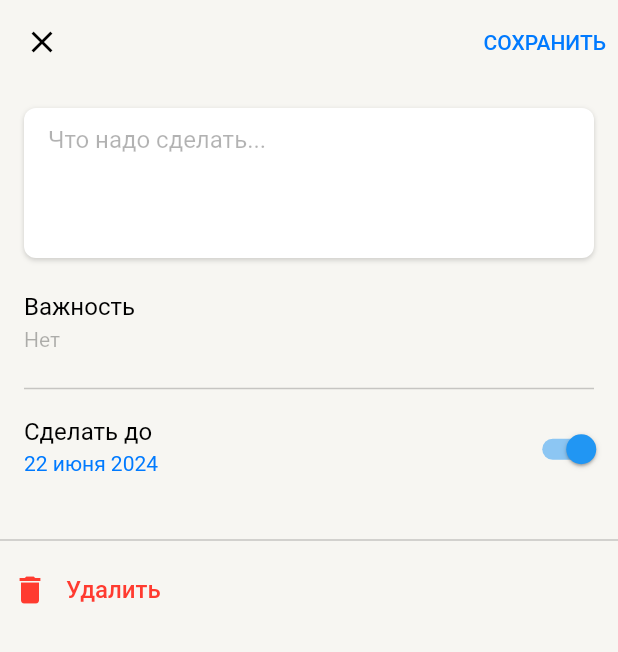
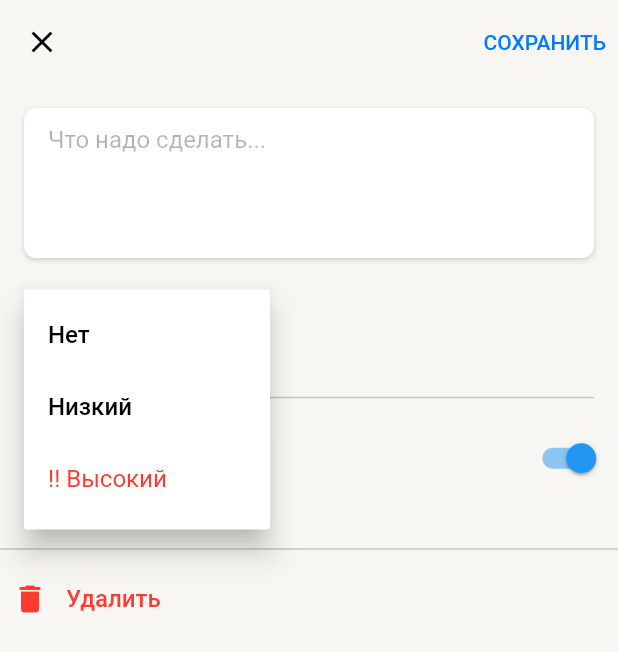
Before and after one commit to Glitchy-Sheep/YetAnotherTodo, a Flutter app: the TodoCreateScreen screen opened directly, after a tap on "Что надо сделать...", on a phone screen of 412 x 824 dp. Shown: the top 652 px of the screen. Run offline on Flutter 3.47's test engine with Material 3 defaults, Android fonts, the phone set to English and light mode, and no system bars; our stand-ins replace logger.

Commit message:
Remake importance menu with PopupButton
It's easier to work with this widget than with DropdownMenu,
because it allows you to style itself as you wish.

The only drawback, that you must provide selected value as a child.

```diff
--- a/lib/feature/todo/domain/task_priority.dart
+++ b/lib/feature/todo/domain/task_priority.dart
@@ -1,5 +1,13 @@
 enum TaskPriority {
   none,
   low,
-  high,
+  high;
+
+  String get toNameString {
+    return switch (this) {
+      TaskPriority.none => "Нет",
+      TaskPriority.low => "Низкий",
+      TaskPriority.high => "!! Высокий"
+    };
+  }
 }
--- a/lib/feature/todo/presentation/screens/todo_create.dart
+++ b/lib/feature/todo/presentation/screens/todo_create.dart
@@ -1,6 +1,7 @@
 import 'package:flutter/material.dart';
 import 'package:intl/intl.dart';
 import 'package:yet_another_todo/core/utils/logger.dart';
+import 'package:yet_another_todo/feature/todo/domain/task_priority.dart';
 import 'package:yet_another_todo/uikit/app_text_style.dart';
 import 'package:yet_another_todo/uikit/colors.dart';
 
@@ -184,46 +185,73 @@ class _DeadlineDatePickerState extends State<_DeadlineDatePicker> {
   }
 }
 
-class _PriorityDropdownButton extends StatelessWidget {
+class _PriorityDropdownButton extends StatefulWidget {
   const _PriorityDropdownButton();
 
   @override
+  State<_PriorityDropdownButton> createState() =>
+      _PriorityDropdownButtonState();
+}
+
+class _PriorityDropdownButtonState extends State<_PriorityDropdownButton> {
+  TaskPriority _selectedPriority = TaskPriority.none;
+
+  @override
   Widget build(BuildContext context) {
-    return DropdownMenu(
-      width: 164,
-      expandedInsets: const EdgeInsets.all(0),
-      textStyle: AppTextStyle.subheadText.value,
-      trailingIcon: const Visibility(
-        // bruh
-        visible: false,
-        child: Icon(Icons.arrow_drop_down),
-      ),
-      inputDecorationTheme: InputDecorationTheme(
-        border: InputBorder.none,
-        isDense: false,
-        constraints: BoxConstraints.tight(
-          const Size.fromHeight(22),
+    return PopupMenuButton(
+      tooltip: "",
+      enableFeedback: false,
+      iconSize: 0,
+      constraints: const BoxConstraints(minWidth: 164),
+      offset: const Offset(0, -20),
+      itemBuilder: (BuildContext context) {
+        return [
+          PopupMenuItem(
+            value: TaskPriority.none,
+            child: Text(
+              TaskPriority.none.toNameString,
+              style: AppTextStyle.bodyText.value.copyWith(
+                color: ColorPalette.lightLabelPrimary,
+                fontWeight: FontWeight.w500,
               ),
             ),
-      dropdownMenuEntries: [
-        const DropdownMenuEntry(
-          label: "Нет",
-          value: null,
           ),
-        const DropdownMenuEntry(
-          label: "Низкий",
-          value: null,
+          PopupMenuItem(
+            value: TaskPriority.low,
+            child: Text(
+              TaskPriority.low.toNameString,
+              style: AppTextStyle.bodyText.value.copyWith(
+                color: ColorPalette.lightLabelPrimary,
+                fontWeight: FontWeight.w500,
               ),
-        DropdownMenuEntry(
-          label: "!! Высокий",
-          value: null,
-          style: MenuItemButton.styleFrom(
-            textStyle: const TextStyle(
+            ),
+          ),
+          PopupMenuItem(
+            value: TaskPriority.high,
+            child: Text(
+              TaskPriority.high.toNameString,
+              style: AppTextStyle.bodyText.value.copyWith(
                 color: ColorPalette.lightColorRed,
               ),
             ),
           ),
-      ],
+        ];
+      },
+      onSelected: (value) {
+        setState(() {
+          _selectedPriority = value;
+        });
+      },
+      child: Container(
+        height: 28,
+        alignment: Alignment.centerLeft,
+        child: Text(
+          _selectedPriority.toNameString,
+          style: const TextStyle(
+            color: ColorPalette.lightLabelTertiary,
+          ),
+        ),
+      ),
     );
   }
 }
```
Lines whose indentation alone changed are shown as unchanged.
